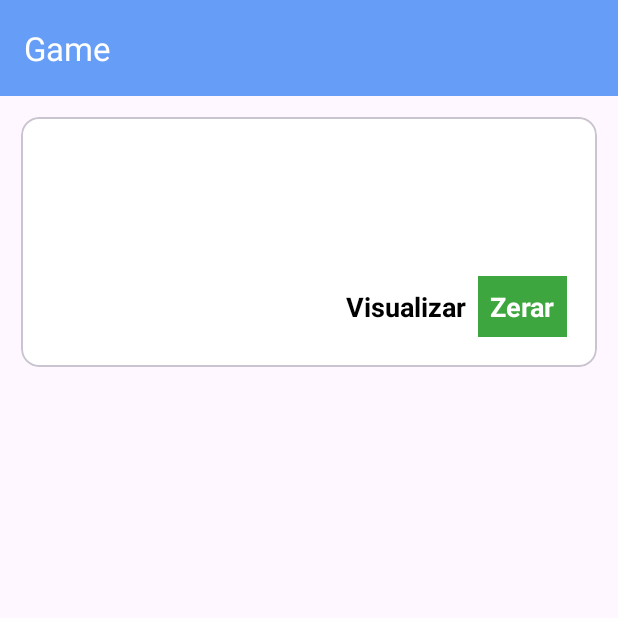
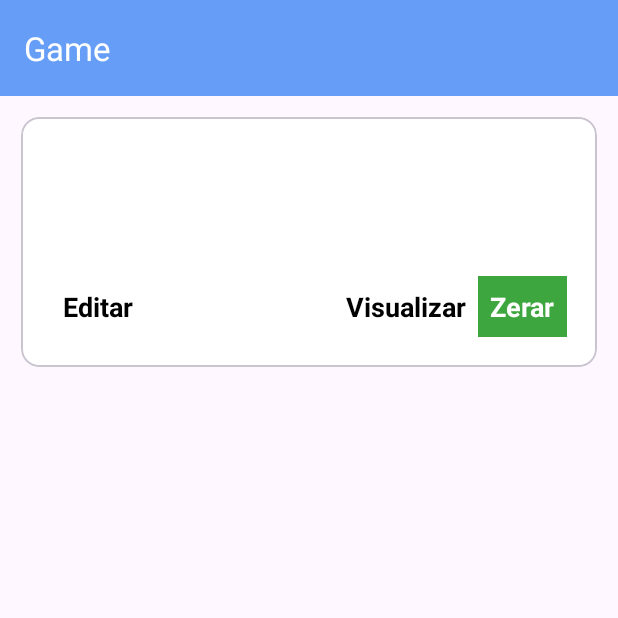
Before and after one commit to xJoaoPedro/kotlin-AS, an Android app: the FormGameFragment screen opened through its navigation route, after a tap on "Adicionar", on a phone screen of 412 x 824 dp, the top half of it. Run offline under Robolectric (Android 15) with nearby library versions, the phone set to English and light mode, and no system bars; our stand-ins replace Room's generated code, navigation-ui.

Commit message:
CRUD completo

```diff
--- a/app/src/main/java/br/com/ulbra/ap2quinta/data/GameRepository.kt
+++ b/app/src/main/java/br/com/ulbra/ap2quinta/data/GameRepository.kt
@@ -18,6 +18,10 @@ class GameRepository(private val gameDAO: GameDAO) {
         gameDAO.insertGame(gameEntity)
     }
 
+    suspend fun update(gameEntity: GameEntity) {
+        gameDAO.updateGame(gameEntity)
+    }
+
     suspend fun delete(gameEntity: GameEntity) {
         gameDAO.deleteGame(gameEntity)
     }
--- a/app/src/main/java/br/com/ulbra/ap2quinta/data/local/dao/GameDAO.kt
+++ b/app/src/main/java/br/com/ulbra/ap2quinta/data/local/dao/GameDAO.kt
@@ -4,6 +4,7 @@ import androidx.room.Dao
 import androidx.room.Delete
 import androidx.room.Insert
 import androidx.room.Query
+import androidx.room.Update
 import br.com.ulbra.ap2quinta.data.local.entities.GameEntity
 import kotlinx.coroutines.flow.Flow
 
@@ -16,6 +17,9 @@ interface GameDAO {
     @Query("SELECT * FROM games")
     fun getAllGames(): Flow<List<GameEntity>>
 
+    @Update
+    suspend fun updateGame(gameEntity: GameEntity)
+
     @Delete
     suspend fun deleteGame(gameEntity: GameEntity)
 }
--- a/app/src/main/java/br/com/ulbra/ap2quinta/ui/adapter/GameAdapter.kt
+++ b/app/src/main/java/br/com/ulbra/ap2quinta/ui/adapter/GameAdapter.kt
@@ -8,7 +8,8 @@ import br.com.ulbra.ap2quinta.data.model.Game
 
 class GameAdapter(
     private val onDelete: (Game) -> Unit,
-    private val onDetails: (Game) -> Unit
+    private val onDetails: (Game) -> Unit,
+    private val onEdit: (Game) -> Unit
 ) : ListAdapter<Game, GameViewHolder>(GameDiffCallback()) {
     override fun onCreateViewHolder(parent: ViewGroup, viewType: Int): GameViewHolder {
         val itemView =
@@ -16,7 +17,7 @@ class GameAdapter(
                 .from(parent.context)
                 .inflate(R.layout.game_item_list, parent, false)
 
-        return GameViewHolder(itemView = itemView, onDelete = onDelete, onDetails = onDetails)
+        return GameViewHolder(itemView = itemView, onDelete = onDelete, onDetails = onDetails, onEdit = onEdit)
     }
 
     override fun onBindViewHolder(holder: GameViewHolder, position: Int) {
--- a/app/src/main/java/br/com/ulbra/ap2quinta/ui/adapter/GameViewHolder.kt
+++ b/app/src/main/java/br/com/ulbra/ap2quinta/ui/adapter/GameViewHolder.kt
@@ -1,7 +1,6 @@
 package br.com.ulbra.ap2quinta.ui.adapter
 
 import android.view.View
-import android.widget.ImageView
 import android.widget.TextView
 import br.com.ulbra.ap2quinta.R
 import androidx.recyclerview.widget.RecyclerView
@@ -10,13 +9,14 @@ import br.com.ulbra.ap2quinta.data.model.Game
 class GameViewHolder(
     itemView: View,
     private val onDelete: (Game) -> Unit,
-    private val onDetails: (Game) -> Unit
+    private val onDetails: (Game) -> Unit,
+    private val onEdit: (Game) -> Unit
 ) : RecyclerView.ViewHolder(itemView) {
     private val name: TextView = itemView.findViewById(R.id.gameName)
     private val description: TextView = itemView.findViewById(R.id.gameDescription)
     private val publisher: TextView = itemView.findViewById(R.id.gamePublisher)
     private val launchYear: TextView = itemView.findViewById(R.id.gameLaunchYear)
-    private val img: ImageView = itemView.findViewById(R.id.gameImg)
+    private val actionEdit: TextView = itemView.findViewById(R.id.editButton)
     private val actionDelete: TextView = itemView.findViewById(R.id.actionDelete)
     private val actionDetails: TextView = itemView.findViewById(R.id.actionDetails)
 
@@ -25,6 +25,10 @@ class GameViewHolder(
         description.text = game.description
         publisher.text = game.publisher
         launchYear.text = game.launchYear.toString()
+
+        actionEdit.setOnClickListener {
+            onEdit(game)
+        }
 
         actionDelete.setOnClickListener {
             onDelete(game)
--- a/app/src/main/java/br/com/ulbra/ap2quinta/ui/fragments/DetailsFragment.kt
+++ b/app/src/main/java/br/com/ulbra/ap2quinta/ui/fragments/DetailsFragment.kt
@@ -5,7 +5,6 @@ import androidx.fragment.app.Fragment
 import android.view.LayoutInflater
 import android.view.View
 import android.view.ViewGroup
-import android.widget.ImageView
 import android.widget.TextView
 import androidx.navigation.fragment.navArgs
 import br.com.ulbra.ap2quinta.R
--- a/app/src/main/java/br/com/ulbra/ap2quinta/ui/viewmodel/GameViewModel.kt
+++ b/app/src/main/java/br/com/ulbra/ap2quinta/ui/viewmodel/GameViewModel.kt
@@ -3,7 +3,6 @@ package br.com.ulbra.ap2quinta.ui.viewmodel
 import android.app.Application
 import androidx.lifecycle.AndroidViewModel
 import androidx.lifecycle.LiveData
-import androidx.lifecycle.MutableLiveData
 import androidx.lifecycle.viewModelScope
 import br.com.ulbra.ap2quinta.data.GameRepository
 import br.com.ulbra.ap2quinta.data.local.database.AppDatabase
@@ -24,6 +23,10 @@ class GameViewModel(application: Application) : AndroidViewModel(application) {
         repository.insert(game.convertToEntity())
     }
 
+    fun updateGame(game: Game) = viewModelScope.launch(Dispatchers.IO) {
+        repository.update(game.convertToEntity())
+    }
+
     fun deleteGame(game: Game) = viewModelScope.launch(Dispatchers.IO) {
         repository.delete(game.convertToEntity())
     }
--- a/app/src/main/res/layout/game_item_list.xml
+++ b/app/src/main/res/layout/game_item_list.xml
@@ -66,12 +66,19 @@
                 app:layout_constraintStart_toStartOf="parent"
                 android:visibility="gone" />
 
-            <ImageView
-                android:id="@+id/gameImg"
+            <TextView
+                android:id="@+id/editButton"
                 android:layout_width="wrap_content"
                 android:layout_height="wrap_content"
-                app:layout_constraintTop_toTopOf="parent"
-                app:layout_constraintStart_toStartOf="parent" />
+                android:padding="8dp"
+                android:text="Editar"
+                android:textAlignment="textStart"
+                android:textColor="@color/black"
+                android:textSize="18sp"
+                android:textStyle="bold"
+                app:layout_constraintStart_toStartOf="parent"
+                app:layout_constraintBottom_toBottomOf="parent"
+                app:layout_constraintTop_toBottomOf="@+id/barrierDescription" />
 
             <TextView
                 android:id="@+id/actionDetails"
--- a/app/src/main/res/navigation/nav_graph.xml
+++ b/app/src/main/res/navigation/nav_graph.xml
@@ -15,6 +15,9 @@
         <action
             android:id="@+id/navegarParaForm"
             app:destination="@id/formGameFragment" />
+        <action
+            android:id="@+id/navegarParaEdit"
+            app:destination="@id/editFormGameFragment" />
     </fragment>
 
     <fragment
@@ -37,4 +40,15 @@
             android:id="@+id/voltarParaListaDeJogos"
             app:destination="@id/gameListFragment" />
     </fragment>
+    <fragment
+        android:id="@+id/editFormGameFragment"
+        android:name="br.com.ulbra.ap2quinta.ui.fragments.EditFormGameFragment"
+        android:label="EditFormGameFragment" >
+        <action
+            android:id="@+id/voltarParaListaDoEdit"
+            app:destination="@id/gameListFragment" />
+        <argument
+            android:name="game"
+            app:argType="br.com.ulbra.ap2quinta.data.model.Game" />
+    </fragment>
 </navigation>
```
Also changed, not shown: app/src/main/java/br/com/ulbra/ap2quinta/ui/fragments/EditFormGameFragment.kt (added, +64 -0 lines), app/src/main/java/br/com/ulbra/ap2quinta/ui/fragments/GameListFragment.kt (+5 -5 lines), app/src/main/res/layout/fragment_edit_form_game.xml (added, +85 -0 lines).
